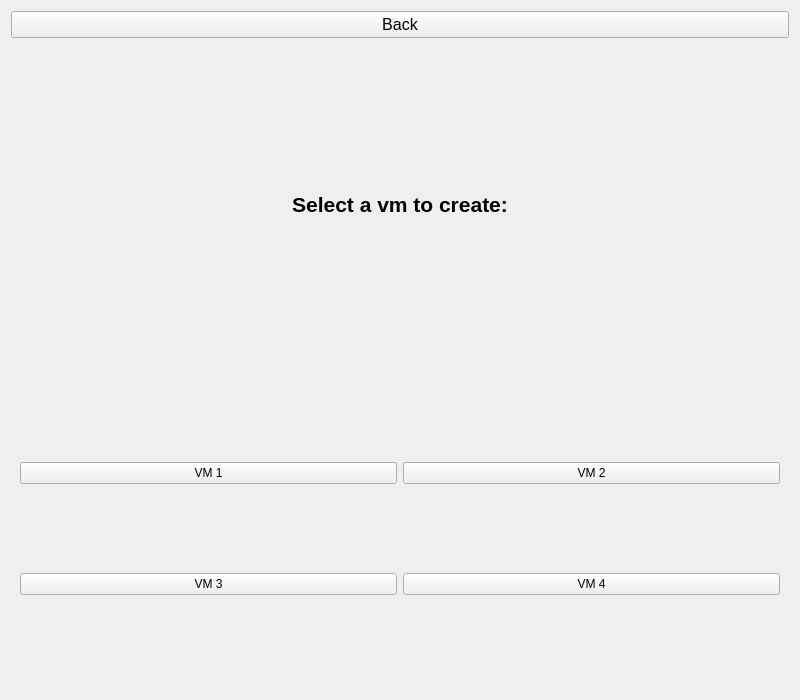
Above: ui/create_vm_page.ui from Vortex-Linux/Ship-GUI before the change. Below: the same form after it.
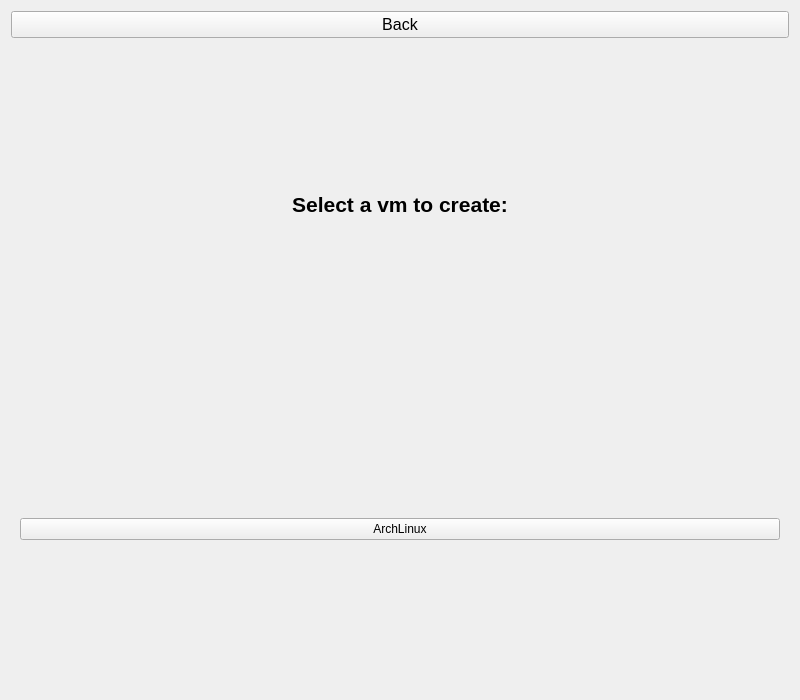
That is the form after the change. Icons and pictures are not drawn.

Commit message: Added archlinux image for testing and edited the UI files

```diff
--- a/ui/create_vm_page.ui
+++ b/ui/create_vm_page.ui
@@ -51,48 +51,10 @@
       <item row="0" column="0">
        <widget class="QPushButton" name="vm1Button">
         <property name="text">
-         <string>VM 1</string>
+         <string>ArchLinux</string>
         </property>
         <property name="icon">
-         <icon>
-          <normaloff>:/images/images/vm1.png</normaloff>
-         </icon>
-        </property>
-       </widget>
-      </item>
-      <item row="0" column="1">
-       <widget class="QPushButton" name="vm2Button">
-        <property name="text">
-         <string>VM 2</string>
-        </property>
-        <property name="icon">
-         <icon>
-          <normaloff>:/images/images/vm2.png</normaloff>
-         </icon>
-        </property>
-       </widget>
-      </item>
-      <item row="1" column="0">
-       <widget class="QPushButton" name="vm3Button">
-        <property name="text">
-         <string>VM 3</string>
-        </property>
-        <property name="icon">
-         <icon>
-          <normaloff>:/images/images/vm3.png</normaloff>
-         </icon>
-        </property>
-       </widget>
-      </item>
-      <item row="1" column="1">
-       <widget class="QPushButton" name="vm4Button">
-        <property name="text">
-         <string>VM 4</string>
-        </property>
-        <property name="icon">
-         <icon>
-          <normaloff>:/images/images/vm4.png</normaloff>
-         </icon>
+         <iconset theme=":/images/images/archlinux.png"/>
         </property>
        </widget>
       </item>
```
Left out of the diff: 4 changed lines with no effect on the pictures. The commit also changes 6 other files.
